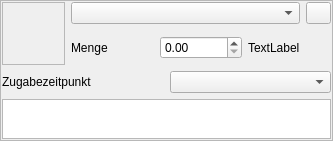
The window that source/ui/ErweiterteZutat.ui (Gremmel/kleiner-brauhelfer) describes before a commit, drawn with Qt 5.
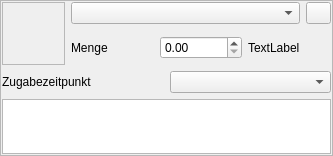
The same window after the commit. Icons and pictures are not drawn. Custom widgets are drawn as their Qt base class.

Diff of the .ui file:
```diff
--- a/source/ui/ErweiterteZutat.ui
+++ b/source/ui/ErweiterteZutat.ui
@@ -7,7 +7,7 @@
     <x>0</x>
     <y>0</y>
     <width>333</width>
-    <height>141</height>
+    <height>156</height>
    </rect>
   </property>
   <property name="windowTitle">
```
Left out of the diff: 3 changed lines with no effect on the pictures.
